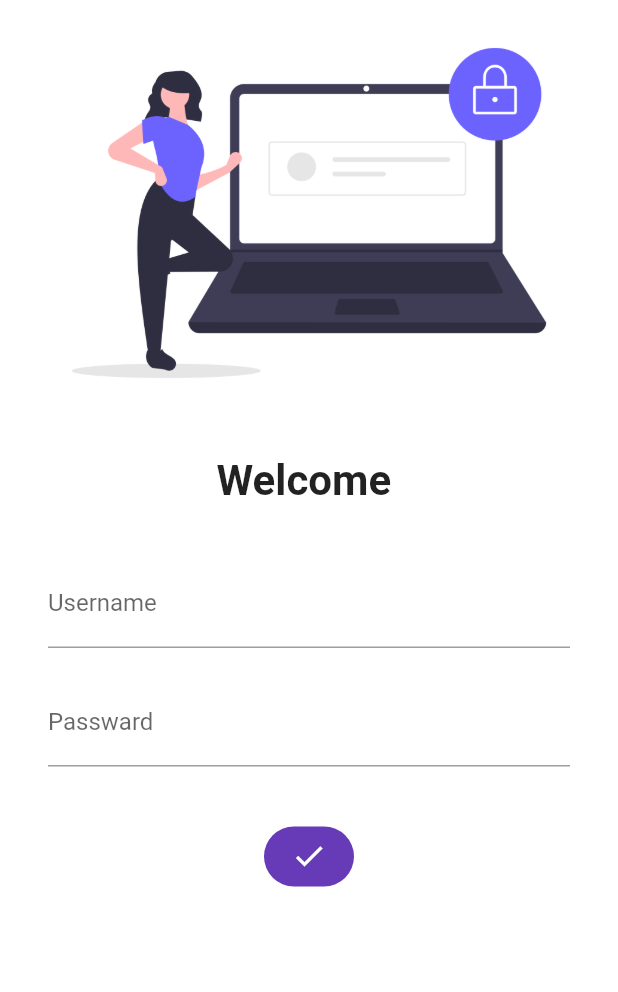
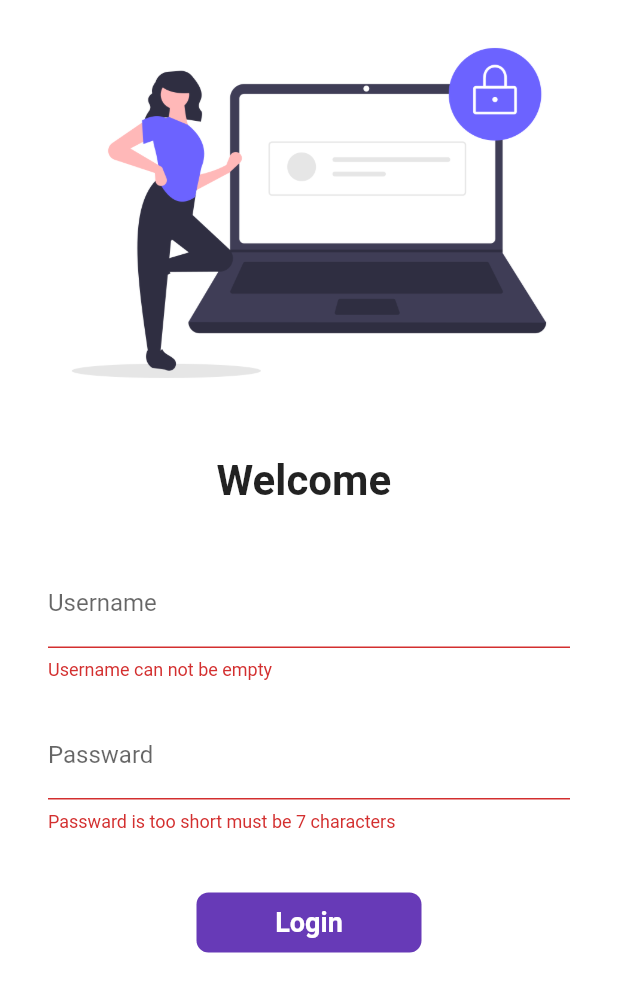
Before and after one commit to vishalm029/CatalogueApp, a Flutter app: the LoginPage screen opened by its route, after a tap on "Login", on a phone screen of 412 x 824 dp. Shown: the top 992 px of the screen. Run offline on Flutter 3.47's test engine with Material 2 defaults, Android fonts, the phone set to English and light mode, and no system bars; our stand-ins replace google_fonts.

Commit message:
commit 4

```diff
--- a/lib/main.dart
+++ b/lib/main.dart
@@ -30,7 +30,7 @@ class MyApp extends StatelessWidget {
       darkTheme: ThemeData(
         brightness: Brightness.dark,
       ),
-      //initialRoute: "/home",//after reload home will open
+      initialRoute: "/home",//after reload home will open
       //routes: rasta jaise ki konsa page kholna h aapko, ye map leta h input
       routes: {
         "/" : (context) => LoginPage(),//for home routes by default
--- a/lib/screens/login_page.dart
+++ b/lib/screens/login_page.dart
@@ -11,11 +11,35 @@ class LoginPage extends StatefulWidget {
 class _LoginPageState extends State<LoginPage> {
   String name="";
   bool changeButton=false;
+
+final _formKey= GlobalKey<FormState>();
+
+moveToHome(BuildContext context) async{
+  if(_formKey.currentState!.validate()){
+   setState(() {
+  changeButton=true;
+
+  });
+                    //to wait for icon
+  await Future.delayed(Duration(seconds: 1));
+  await Navigator.pushNamed(context, MyRoutes.homeRoute);
+  setState(() {
+        changeButton=false;
+
+
+      }
+      );
+}
+
+}
+
   @override
   Widget build(BuildContext context) {
     return Material(
       color:Colors.white,
       child: SingleChildScrollView(
+      child: Form(
+        key:_formKey,
         child: Column(
           children: [
             Image.asset(
@@ -48,6 +72,13 @@ class _LoginPageState extends State<LoginPage> {
 
                     labelText: "Username",
                   ),
+                  validator: (value){
+                    if(value!.isEmpty){
+                    //if(value==null){
+                      return "Username can not be empty";
+                    }
+                    return null;
+                  },
                   onChanged: (value){
                     name=value;
                     setState(() {
@@ -66,21 +97,26 @@ class _LoginPageState extends State<LoginPage> {
               labelText: "Passward",
 
                   ) ,
+                  validator: (value){
+                    //if(value.isEmpty){
+                    if(value==null){
+                      return "Passward can not be empty";
+                    }
+                    else if(value.length<8){
+                      return "Passward is too short must be 7 characters";
+                    }
+                    return null;
+                  },
                   ),
               SizedBox(
               height: 40.0,
               ),
       //To make any widget as clickable we use to wrap it with "Jester"(no feedback) or "inkwell"(more effective splash colors)
-            InkWell(
-              onTap: () async{
-                setState(() {
-                  changeButton=true;
-                });
-                //to wait for icon
-                await Future.delayed(Duration(seconds: 1));
-                //Navigator.pushNamed(context, MyRoutes.homeRoute);
-
-              },
+              Material(
+                color: Colors.deepPurple,
+                borderRadius: BorderRadius.circular(changeButton ? 50:8),
+                child: InkWell(
+                  onTap: () =>moveToHome(context),
                   //for animation make container to animation container
                   child: AnimatedContainer(
                     duration:Duration(seconds: 1),
@@ -94,10 +130,11 @@ class _LoginPageState extends State<LoginPage> {
                       style:TextStyle(
                         color: Colors.white,fontWeight: FontWeight.bold,fontSize: 18),
                     ),
-                decoration: BoxDecoration(
-                  color:Colors.deepPurple,
-                 // shape: changeButton?BoxShape.circle:BoxShape.rectangle,
-                  borderRadius: BorderRadius.circular(changeButton ? 50:8)
+                    // decoration: BoxDecoration(
+                    //   color:Colors.deepPurple,
+                    //  // shape: changeButton?BoxShape.circle:BoxShape.rectangle,
+
+                    // ),
                   ),
                 ),
               )
@@ -118,6 +155,7 @@ class _LoginPageState extends State<LoginPage> {
                ),
              )
         ],
+        ),
       )
       )
       // child: Center(
```
Also changed, not shown: lib/widgets/drawer.dart (added, +11 -0 lines). Lines whose indentation alone changed are shown as unchanged.
